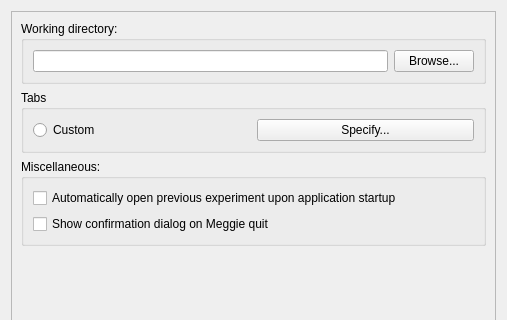
Old version of the form designer_ui_files/preferencesDialogUi.ui in the repository cibr-jyu/meggie; both pictures show x 0 to 507 and y 0 to 320 of the 507 by 482 pixel window.
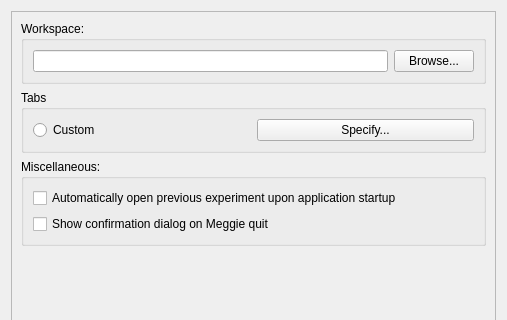
New version of the form.

Commit message: Remove workspace attribute from experiment and use path instead

Diff of the .ui file:
```diff
--- a/designer_ui_files/preferencesDialogUi.ui
+++ b/designer_ui_files/preferencesDialogUi.ui
@@ -63,7 +63,7 @@
        <item row="0" column="0">
         <widget class="QGroupBox" name="groupBoxWorkingDirectory">
          <property name="title">
-          <string>Working directory:</string>
+          <string>Workspace:</string>
          </property>
          <layout class="QGridLayout" name="gridLayout_2">
           <item row="0" column="0">
```
Left out of the diff: 2 changed lines with no effect on the pictures. The commit also changes 10 other files.
